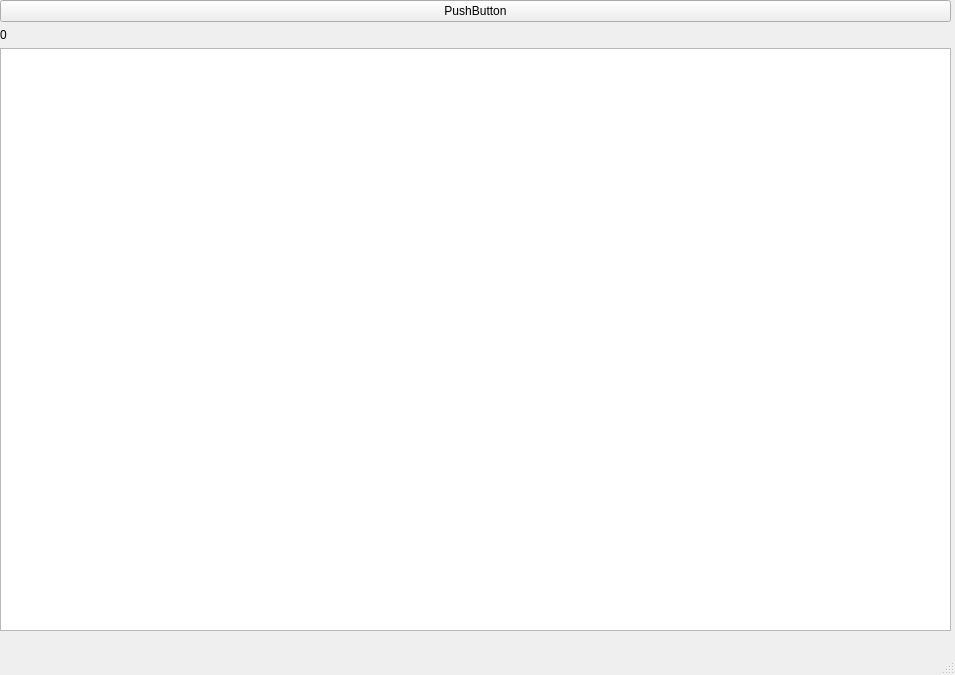
Before: the Qt Designer form DataExporter.ui in robomarvin1501/DISLoggerAndSQLExporter, drawn with Qt 5.
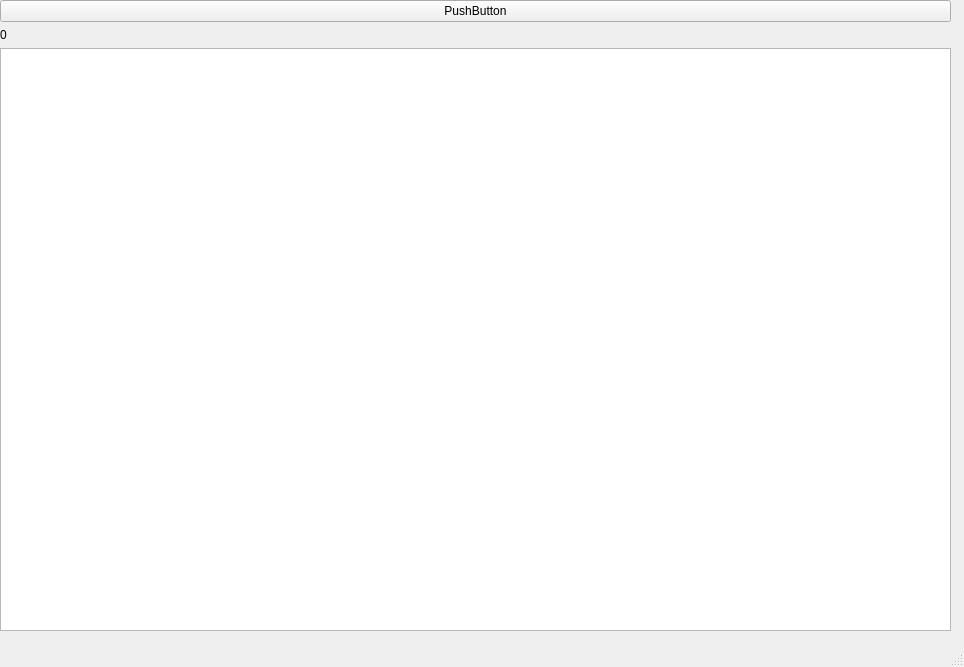
After: the same form once the commit is applied.

The edit to the form file:
```diff
--- a/DataExporter.ui
+++ b/DataExporter.ui
@@ -6,8 +6,8 @@
    <rect>
     <x>0</x>
     <y>0</y>
-    <width>955</width>
-    <height>675</height>
+    <width>964</width>
+    <height>667</height>
    </rect>
   </property>
   <property name="windowTitle">
```
Left out of the diff: 5 changed lines with no effect on the pictures.
